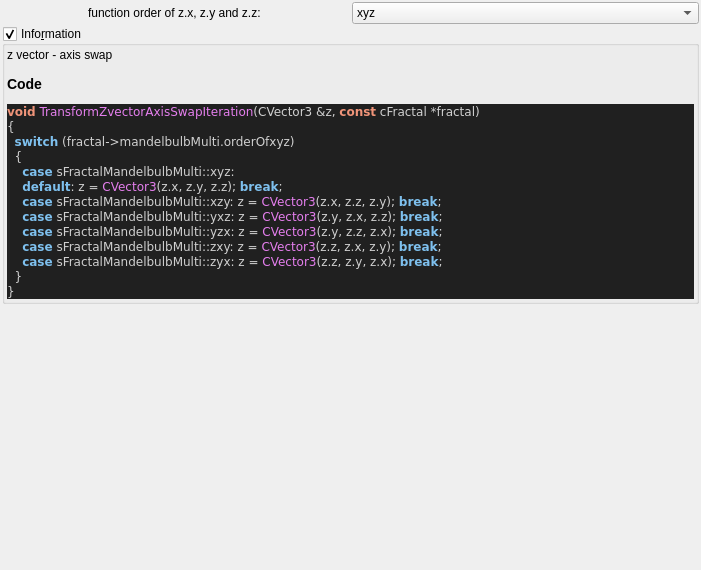
Before: the Qt Designer form mandelbulber2/qt_data/fractal_transf_zVector_axis_swap.ui in buddhi1980/mandelbulber2, drawn with Qt 5.
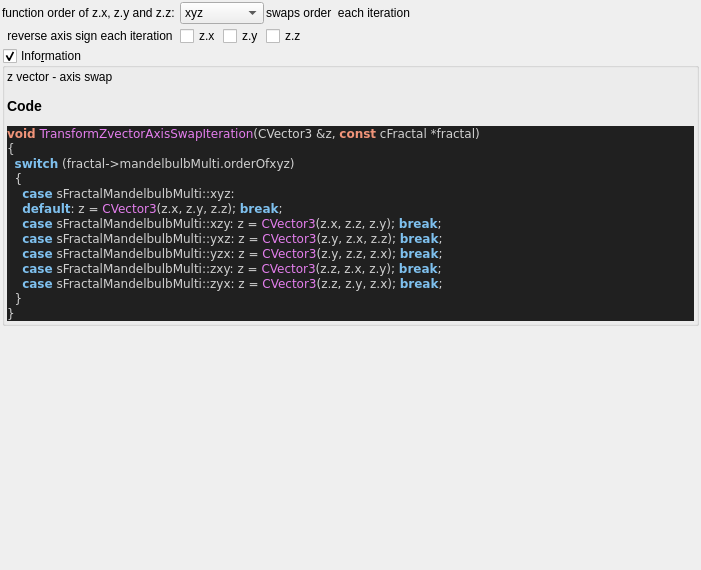
After: the same form once the commit is applied. Custom widgets are drawn as their Qt base class.

```diff
--- a/mandelbulber2/qt_data/fractal_transf_zVector_axis_swap.ui
+++ b/mandelbulber2/qt_data/fractal_transf_zVector_axis_swap.ui
@@ -34,7 +34,34 @@
      <property name="spacing">
       <number>2</number>
      </property>
-     <item row="0" column="1">
+     <item row="1" column="1">
+      <widget class="MyCheckBox" name="checkBox_transf_function_enabledx_false">
+       <property name="text">
+        <string>z.x</string>
+       </property>
+      </widget>
+     </item>
+     <item row="0" column="4" colspan="2">
+      <spacer name="horizontalSpacer_2">
+       <property name="orientation">
+        <enum>Qt::Horizontal</enum>
+       </property>
+       <property name="sizeHint" stdset="0">
+        <size>
+         <width>40</width>
+         <height>20</height>
+        </size>
+       </property>
+      </spacer>
+     </item>
+     <item row="1" column="2">
+      <widget class="MyCheckBox" name="checkBox_transf_function_enabledy_false">
+       <property name="text">
+        <string>z.y</string>
+       </property>
+      </widget>
+     </item>
+     <item row="0" column="1" colspan="2">
       <widget class="QComboBox" name="comboBox_mandelbulbMulti_order_of_xyz">
        <item>
         <property name="text">
@@ -68,6 +95,19 @@
        </item>
       </widget>
      </item>
+     <item row="1" column="5">
+      <spacer name="horizontalSpacer">
+       <property name="orientation">
+        <enum>Qt::Horizontal</enum>
+       </property>
+       <property name="sizeHint" stdset="0">
+        <size>
+         <width>40</width>
+         <height>20</height>
+        </size>
+       </property>
+      </spacer>
+     </item>
      <item row="0" column="0">
       <widget class="QLabel" name="label">
        <property name="text">
@@ -78,6 +118,33 @@
        </property>
       </widget>
      </item>
+     <item row="1" column="0">
+      <widget class="QLabel" name="label_3">
+       <property name="text">
+        <string>reverse axis sign each iteration</string>
+       </property>
+       <property name="alignment">
+        <set>Qt::AlignCenter</set>
+       </property>
+      </widget>
+     </item>
+     <item row="0" column="3">
+      <widget class="QLabel" name="label_4">
+       <property name="text">
+        <string>swaps order  each iteration</string>
+       </property>
+       <property name="alignment">
+        <set>Qt::AlignCenter</set>
+       </property>
+      </widget>
+     </item>
+     <item row="1" column="3" colspan="2">
+      <widget class="MyCheckBox" name="checkBox_transf_function_enabledz_false">
+       <property name="text">
+        <string>z.z</string>
+       </property>
+      </widget>
+     </item>
     </layout>
    </item>
    <item>
@@ -166,6 +233,11 @@
    <header>my_group_box.h</header>
    <container>1</container>
   </customwidget>
+  <customwidget>
+   <class>MyCheckBox</class>
+   <extends>QCheckBox</extends>
+   <header>my_check_box.h</header>
+  </customwidget>
  </customwidgets>
  <resources/>
  <connections/>
```
